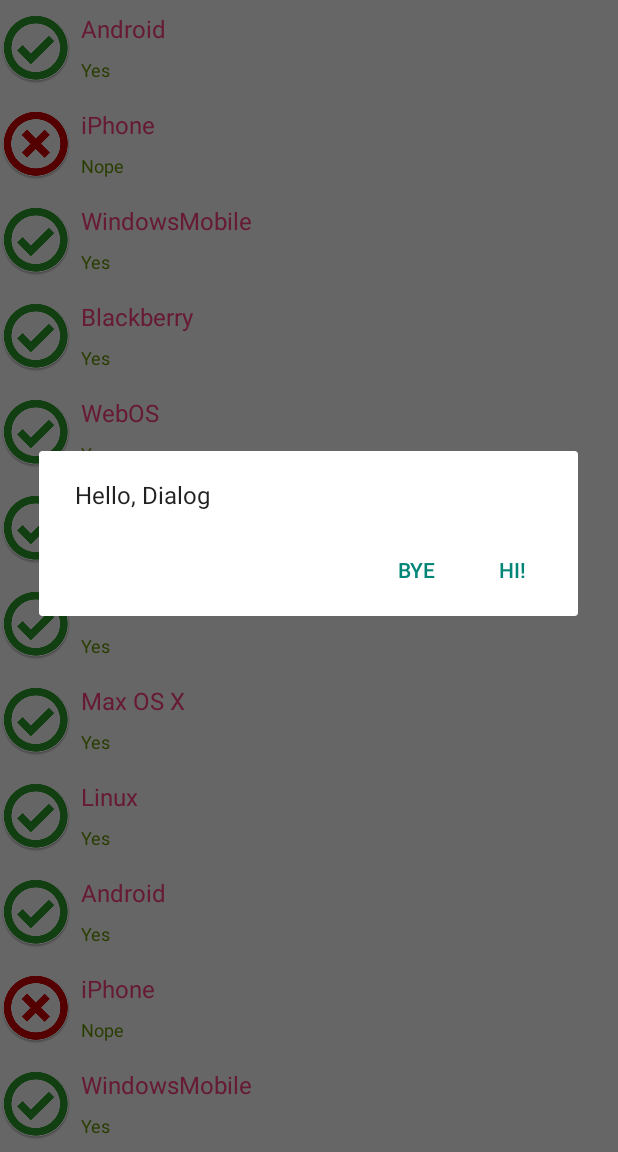
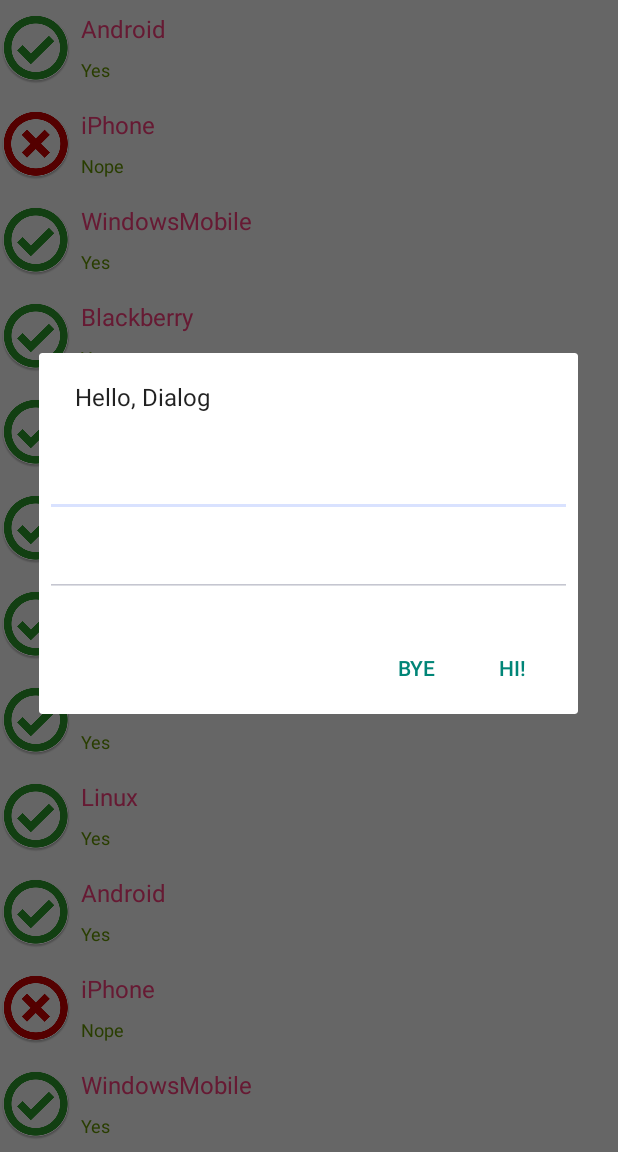
Before and after one commit to KyleRoarty/practice-android, an Android app: the screen it shows after launch (RecylerViewExampleActivity), after a tap on "Add", on a phone screen of 412 x 824 dp, the part 84-1236 px from its top. Run offline under Robolectric (Android 15) with nearby library versions, the phone set to English and light mode, and no system bars.

Commit message:
Actual alert layout
Signed-off-by: Kyle Roarty <kyleroarty1716@gmail.com>

```diff
--- a/app/src/main/java/com/example/kyle/kotlintest/RecylerViewExampleActivity.kt
+++ b/app/src/main/java/com/example/kyle/kotlintest/RecylerViewExampleActivity.kt
@@ -11,10 +11,15 @@
 import android.support.v7.widget.LinearLayoutManager
 import android.support.v7.widget.RecyclerView
 import android.support.v7.widget.Toolbar
+import android.text.InputType
 import android.view.Menu
 import android.view.MenuItem
 import android.view.View
 import android.widget.*
+<<<<<<< Updated upstream
+=======
+import kotlinx.android.synthetic.main.alert_layout.*
+>>>>>>> Stashed changes
 import java.util.zip.Inflater
 
 class RecylerViewExampleActivity : AppCompatActivity() {
@@ -63,15 +68,19 @@
     override fun onCreateDialog(savedInstanceState: Bundle?): Dialog {
         val builder = AlertDialog.Builder(activity)
 
-        builder.setMessage("Hello, Dialog")
-               .setPositiveButton("Hi!"){ dialog, id ->
-                   var name = view.findViewById<EditText>(R.id.username).text.toString()
-                   Toast.makeText(activity, "Hi!", Toast.LENGTH_SHORT).show()
-               }
-               .setNegativeButton("Bye"){ dialog, id ->
-                   Toast.makeText(activity, "Bye", Toast.LENGTH_SHORT).show()
-               }
+        with(builder) {
 
+            setMessage("Hello, Dialog")
+            setView(R.layout.alert_layout)
+
+//            var name = username.text.toString()
+
+            setPositiveButton("Hi!") { dialog, id ->
+                var name = view.findViewById<EditText>(R.id.username).text.toString()
+                Toast.makeText(activity, "Hi, ${name}!", Toast.LENGTH_SHORT).show()
+            }
+            setNegativeButton("Bye") { dialog, id -> Toast.makeText(activity, "Bye", Toast.LENGTH_SHORT).show() }
+        }
         return builder.create()
     }
 }
--- a/app/src/main/res/layout/alert_layout.xml
+++ b/app/src/main/res/layout/alert_layout.xml
@@ -1,6 +1,31 @@
 <?xml version="1.0" encoding="utf-8"?>
 <LinearLayout xmlns:android="http://schemas.android.com/apk/res/android"
+    xmlns:tools="http://schemas.android.com/tools"
+    android:orientation="vertical"
     android:layout_width="match_parent"
-    android:layout_height="match_parent">
+    android:layout_height="match_parent"
+    tools:context=".RecylerViewExampleActivity">
+
+    <EditText
+        android:id="@+id/username"
+        android:inputType="textEmailAddress"
+        android:layout_width="match_parent"
+        android:layout_height="wrap_content"
+        android:layout_marginTop="16dp"
+        android:layout_marginLeft="4dp"
+        android:layout_marginRight="4dp"
+        android:layout_marginBottom="4dp"
+        android:hint="username" />
+    <EditText
+        android:id="@+id/password"
+        android:inputType="textPassword"
+        android:layout_width="match_parent"
+        android:layout_height="wrap_content"
+        android:layout_marginTop="4dp"
+        android:layout_marginLeft="4dp"
+        android:layout_marginRight="4dp"
+        android:layout_marginBottom="16dp"
+        android:fontFamily="sans-serif"
+        android:hint="password"/>
 
 </LinearLayout>
```
